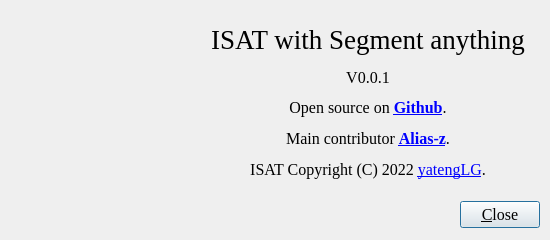
Old version of the form ISAT/ui/about_dialog.ui in the repository yatengLG/ISAT_with_segment_anything.
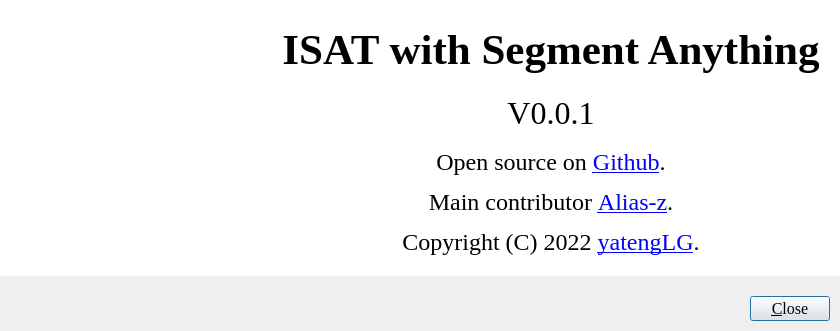
New version of the form. Icons and pictures are not drawn.

The edit to the form file:
```diff
--- a/ISAT/ui/about_dialog.ui
+++ b/ISAT/ui/about_dialog.ui
@@ -6,20 +6,20 @@
    <rect>
     <x>0</x>
     <y>0</y>
-    <width>550</width>
-    <height>240</height>
+    <width>840</width>
+    <height>331</height>
    </rect>
   </property>
   <property name="minimumSize">
    <size>
     <width>0</width>
-    <height>240</height>
+    <height>0</height>
    </size>
   </property>
   <property name="maximumSize">
    <size>
-    <width>800</width>
-    <height>300</height>
+    <width>900</width>
+    <height>350</height>
    </size>
   </property>
   <property name="windowTitle">
@@ -54,44 +54,53 @@
        <number>10</number>
       </property>
       <property name="leftMargin">
-       <number>10</number>
+       <number>0</number>
       </property>
       <property name="topMargin">
-       <number>10</number>
+       <number>0</number>
       </property>
       <property name="rightMargin">
-       <number>10</number>
+       <number>0</number>
       </property>
       <property name="bottomMargin">
-       <number>10</number>
+       <number>0</number>
       </property>
       <item>
        <widget class="QWidget" name="widget_2" native="true">
+        <property name="minimumSize">
+         <size>
+          <width>0</width>
+          <height>0</height>
+         </size>
+        </property>
+        <property name="styleSheet">
+         <string notr="true">background-color: rgb(255, 255, 255);</string>
+        </property>
         <layout class="QHBoxLayout" name="horizontalLayout_2">
          <property name="leftMargin">
-          <number>0</number>
+          <number>10</number>
          </property>
          <property name="topMargin">
-          <number>0</number>
+          <number>10</number>
          </property>
          <property name="rightMargin">
-          <number>0</number>
+          <number>10</number>
          </property>
          <property name="bottomMargin">
-          <number>0</number>
+          <number>10</number>
          </property>
          <item>
           <widget class="QLabel" name="label">
            <property name="minimumSize">
             <size>
-             <width>180</width>
-             <height>180</height>
+             <width>256</width>
+             <height>256</height>
             </size>
            </property>
            <property name="maximumSize">
             <size>
-             <width>180</width>
-             <height>180</height>
+             <width>256</width>
+             <height>256</height>
             </size>
            </property>
            <property name="text">
@@ -108,22 +117,36 @@
          <item>
           <widget class="QWidget" name="widget_3" native="true">
            <layout class="QVBoxLayout" name="verticalLayout_2">
+            <property name="leftMargin">
+             <number>10</number>
+            </property>
+            <property name="topMargin">
+             <number>10</number>
+            </property>
+            <property name="rightMargin">
+             <number>10</number>
+            </property>
+            <property name="bottomMargin">
+             <number>10</number>
+            </property>
             <item>
              <widget class="QLabel" name="label_3">
               <property name="maximumSize">
                <size>
                 <width>16777215</width>
-                <height>40</height>
+                <height>60</height>
                </size>
               </property>
               <property name="font">
                <font>
                 <family>Times New Roman</family>
-                <pointsize>20</pointsize>
+                <pointsize>32</pointsize>
+                <weight>75</weight>
+                <bold>true</bold>
                </font>
               </property>
               <property name="text">
-               <string>ISAT with Segment anything</string>
+               <string>ISAT with Segment Anything</string>
               </property>
               <property name="alignment">
                <set>Qt::AlignCenter</set>
@@ -135,19 +158,19 @@
               <property name="minimumSize">
                <size>
                 <width>0</width>
-                <height>25</height>
+                <height>0</height>
                </size>
               </property>
               <property name="maximumSize">
                <size>
                 <width>16777215</width>
-                <height>25</height>
+                <height>16777215</height>
                </size>
               </property>
               <property name="font">
                <font>
                 <family>Times New Roman</family>
-                <pointsize>12</pointsize>
+                <pointsize>24</pointsize>
                </font>
               </property>
               <property name="statusTip">
@@ -181,11 +204,14 @@
               <property name="font">
                <font>
                 <family>Times New Roman</family>
-                <pointsize>12</pointsize>
+                <pointsize>18</pointsize>
                </font>
               </property>
               <property name="text">
-               <string>&lt;html&gt;&lt;head/&gt;&lt;body&gt;&lt;p align=&quot;center&quot;&gt;Open source on &lt;a href=&quot;https://github.com/yatengLG/ISAT_with_segment_anything&quot;&gt;&lt;span style=&quot; font-weight:600; text-decoration: underline; color:#0000ff;&quot;&gt;Github&lt;/span&gt;&lt;/a&gt;.&lt;/p&gt;&lt;p align=&quot;center&quot;&gt;Main contributor &lt;a href=&quot;https://github.com/Alias-z&quot;&gt;&lt;span style=&quot; font-weight:600; text-decoration: underline; color:#0000ff;&quot;&gt;Alias-z&lt;/span&gt;&lt;/a&gt;.&lt;/p&gt;&lt;p align=&quot;center&quot;&gt;ISAT Copyright (C) 2022 &lt;a href=&quot;https://github.com/yatengLG&quot;&gt;&lt;span style=&quot; text-decoration: underline; color:#0000ff;&quot;&gt;yatengLG&lt;/span&gt;&lt;/a&gt;.&lt;/p&gt;&lt;/body&gt;&lt;/html&gt;</string>
+               <string>&lt;html&gt;&lt;head/&gt;&lt;body&gt;&lt;p align=&quot;center&quot;&gt;Open source on &lt;a href=&quot;https://github.com/yatengLG/ISAT_with_segment_anything&quot;&gt;&lt;span style=&quot; text-decoration: underline; color:#0000ff;&quot;&gt;Github&lt;/span&gt;&lt;/a&gt;.&lt;/p&gt;&lt;p align=&quot;center&quot;&gt;Main contributor &lt;a href=&quot;https://github.com/Alias-z&quot;&gt;&lt;span style=&quot; text-decoration: underline; color:#0000ff;&quot;&gt;Alias-z&lt;/span&gt;&lt;/a&gt;.&lt;/p&gt;&lt;p align=&quot;center&quot;&gt;Copyright (C) 2022 &lt;a href=&quot;https://github.com/yatengLG&quot;&gt;&lt;span style=&quot; text-decoration: underline; color:#0000ff;&quot;&gt;yatengLG&lt;/span&gt;&lt;/a&gt;.&lt;/p&gt;&lt;/body&gt;&lt;/html&gt;</string>
+              </property>
+              <property name="alignment">
+               <set>Qt::AlignBottom|Qt::AlignLeading|Qt::AlignLeft</set>
               </property>
               <property name="openExternalLinks">
                <bool>true</bool>
@@ -200,18 +226,30 @@
       </item>
       <item>
        <widget class="QWidget" name="widget_4" native="true">
+        <property name="minimumSize">
+         <size>
+          <width>0</width>
+          <height>0</height>
+         </size>
+        </property>
+        <property name="maximumSize">
+         <size>
+          <width>16777215</width>
+          <height>45</height>
+         </size>
+        </property>
         <layout class="QHBoxLayout" name="horizontalLayout">
          <property name="leftMargin">
-          <number>0</number>
+          <number>10</number>
          </property>
          <property name="topMargin">
-          <number>0</number>
+          <number>10</number>
          </property>
          <property name="rightMargin">
-          <number>0</number>
+          <number>10</number>
          </property>
          <property name="bottomMargin">
-          <number>0</number>
+          <number>10</number>
          </property>
          <item>
           <spacer name="horizontalSpacer">
```
Left out of the diff: 2 changed lines with no effect on the pictures.
